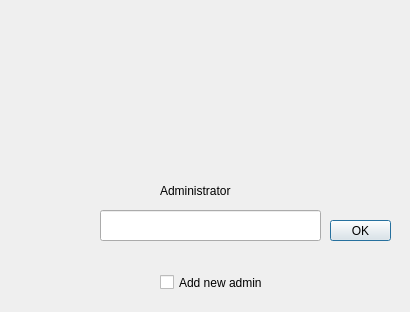
First picture: the form in admin_dialog.ui, repository SandrAdora/GPA_Calculator, before the edit.
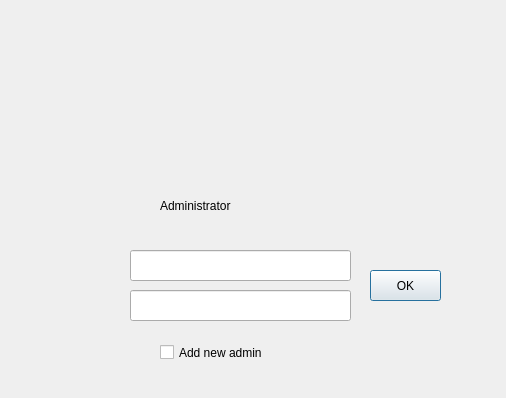
Second picture: the form after the edit. Icons and pictures are not drawn.

Diff of the .ui file:
```diff
--- a/admin_dialog.ui
+++ b/admin_dialog.ui
@@ -6,8 +6,8 @@
    <rect>
     <x>0</x>
     <y>0</y>
-    <width>410</width>
-    <height>312</height>
+    <width>506</width>
+    <height>398</height>
    </rect>
   </property>
   <property name="windowTitle">
@@ -16,8 +16,8 @@
   <widget class="QLabel" name="label_admin_image">
    <property name="geometry">
     <rect>
-     <x>130</x>
-     <y>10</y>
+     <x>180</x>
+     <y>20</y>
      <width>141</width>
      <height>151</height>
     </rect>
@@ -32,8 +32,8 @@
   <widget class="QLineEdit" name="lineEdit_admin">
    <property name="geometry">
     <rect>
-     <x>100</x>
-     <y>210</y>
+     <x>130</x>
+     <y>290</y>
      <width>221</width>
      <height>31</height>
     </rect>
@@ -46,9 +46,9 @@
    <property name="geometry">
     <rect>
      <x>160</x>
-     <y>170</y>
-     <width>91</width>
-     <height>41</height>
+     <y>190</y>
+     <width>161</width>
+     <height>31</height>
     </rect>
    </property>
    <property name="styleSheet">
@@ -63,7 +63,7 @@
    <property name="geometry">
     <rect>
      <x>160</x>
-     <y>270</y>
+     <y>340</y>
      <width>131</width>
      <height>25</height>
     </rect>
@@ -78,16 +78,29 @@
   <widget class="QPushButton" name="pushButton_admin_ok">
    <property name="geometry">
     <rect>
-     <x>330</x>
-     <y>220</y>
-     <width>61</width>
-     <height>21</height>
+     <x>370</x>
+     <y>270</y>
+     <width>71</width>
+     <height>31</height>
     </rect>
    </property>
    <property name="text">
     <string>OK</string>
    </property>
   </widget>
+  <widget class="QLineEdit" name="lineEdit_email">
+   <property name="geometry">
+    <rect>
+     <x>130</x>
+     <y>250</y>
+     <width>221</width>
+     <height>31</height>
+    </rect>
+   </property>
+   <property name="text">
+    <string/>
+   </property>
+  </widget>
  </widget>
  <resources/>
  <connections/>
```
